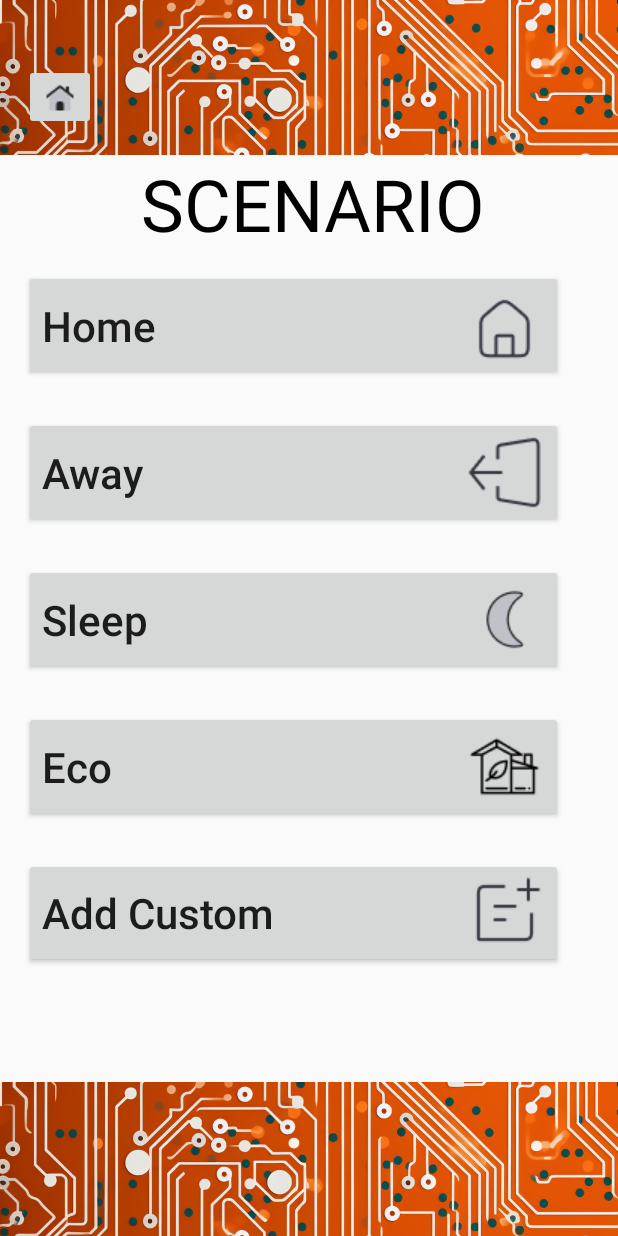
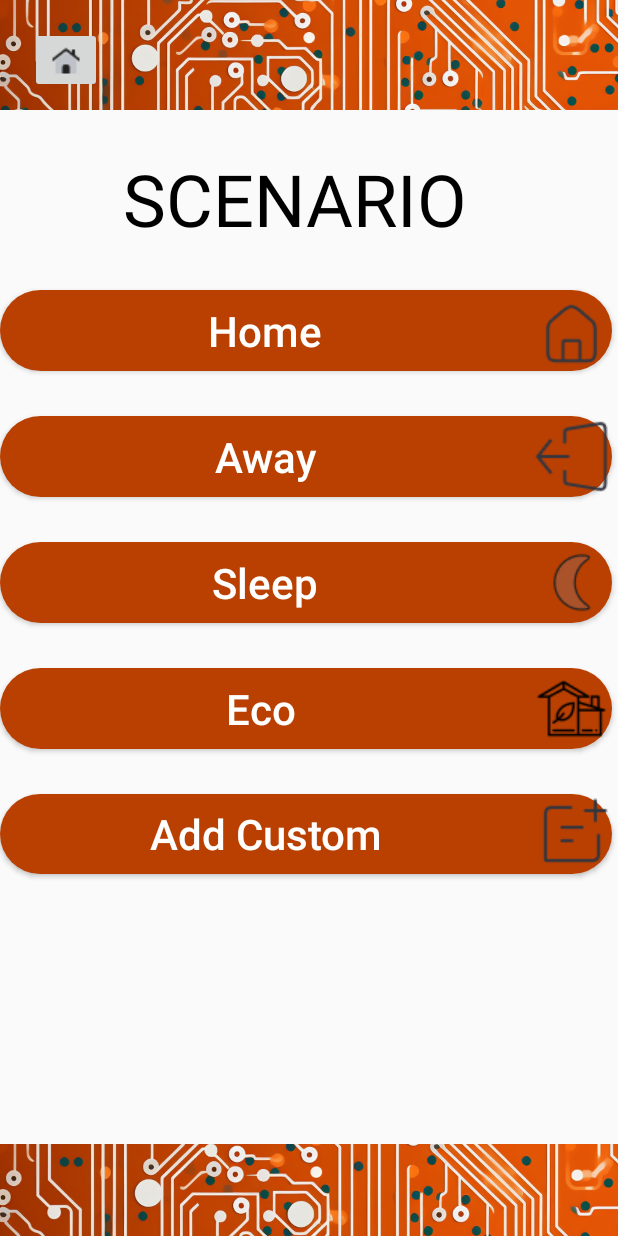
Before and after one commit to DavitSargsyan001/SmartHomie, an Android app: the Scenarios screen opened directly, with no data from a screen before it, on a phone screen of 412 x 824 dp. Run offline under Robolectric (Android 15) with nearby library versions, the light colour scheme and no system bars; our stand-ins replace Volley.

Commit message:
"added bunch of stuff"

```diff
--- a/app/src/main/java/com/example/smarthomie/AddRemoveActivity.java
+++ b/app/src/main/java/com/example/smarthomie/AddRemoveActivity.java
@@ -31,8 +31,8 @@ public class AddRemoveActivity extends AppCompatActivity{
         super.onCreate(savedInstanceState);
         setContentView(R.layout.add_remove_device);
 
-        ImageButton btn = (ImageButton)findViewById(R.id.ibHome2);
-        Button addButton = (Button)findViewById(R.id.addbutton);
+        ImageButton btn = findViewById(R.id.ibHome2);
+        Button addButton = findViewById(R.id.addbutton);
         //String[] listItems = getResources().getStringArray(R.array.Device_List);
 
         btn.setOnClickListener(new View.OnClickListener() {
--- a/app/src/main/java/com/example/smarthomie/DeviceAddingActivity.kt
+++ b/app/src/main/java/com/example/smarthomie/DeviceAddingActivity.kt
@@ -61,6 +61,7 @@ class DeviceAddingActivity: AppCompatActivity() {
             } else {
                 // Proceed with handling device addition into, local and remote databases
                 // Also save it into My devices page
+
             }
         }
 
--- a/app/src/main/java/com/example/smarthomie/DeviceDetails.kt
+++ b/app/src/main/java/com/example/smarthomie/DeviceDetails.kt
@@ -2,6 +2,10 @@ package com.example.smarthomie
 
 import androidx.room.Entity
 import androidx.room.PrimaryKey
+
+enum class DeviceType {
+    HUE_BRIDGE , THERMOSTAT, LIGHTBULB, SMART_PLUG
+}
 
 @Entity
 data class DeviceDetails(
--- a/app/src/main/java/com/example/smarthomie/DeviceDetailsDao.kt
+++ b/app/src/main/java/com/example/smarthomie/DeviceDetailsDao.kt
@@ -19,8 +19,9 @@ interface DeviceDetailsDao {
      fun getAllDevices(): LiveData<List<DeviceDetails>>
 
     @Query("SELECT * FROM DeviceDetails WHERE ownerUserID = :userId")
-     fun getDevicesForUser(userId: String): List<DeviceDetails>
+     fun getDevicesForUser(userId: String): LiveData<List<DeviceDetails>>
 
-
+    @Query("DELETE FROM DeviceDetails WHERE deviceId = :deviceId")
+     fun deleteDevice(deviceId: String)
 
 }
--- a/app/src/main/java/com/example/smarthomie/DeviceViewModelFactory.kt
+++ b/app/src/main/java/com/example/smarthomie/DeviceViewModelFactory.kt
@@ -5,11 +5,11 @@ import androidx.lifecycle.ViewModel
 import androidx.lifecycle.ViewModelProvider
 import com.example.smarthomie.DeviceDetailsDao
 
-class DeviceViewModelFactory(private val deviceDao: DeviceDetailsDao) : ViewModelProvider.Factory {
+class DeviceViewModelFactory(private val deviceDao: DeviceDetailsDao, private val userId: String) : ViewModelProvider.Factory {
     override fun <T : ViewModel> create(modelClass: Class<T>): T {
         if (modelClass.isAssignableFrom(DeviceViewModel::class.java)) {
             @Suppress("UNCHECKED_CAST")
-            return DeviceViewModel(deviceDao) as T
+            return DeviceViewModel(deviceDao, userId) as T
         }
         throw IllegalArgumentException("Unknown ViewModel class")
     }
--- a/app/src/main/java/com/example/smarthomie/HueBridgeAddingPageActivity.kt
+++ b/app/src/main/java/com/example/smarthomie/HueBridgeAddingPageActivity.kt
@@ -369,7 +369,7 @@ class HueBridgeAddingPageActivity : AppCompatActivity(){
             ownerUserID = OwnerUserID
         )
 
-        lifecycleScope.launch {
+        lifecycleScope.launch(Dispatchers.IO) {
             val db = DatabaseBuilder.getInstance(applicationContext)
             db.deviceDetailsDao().insert(deviceDetails)
         }
--- a/app/src/main/res/layout/add_remove_device.xml
+++ b/app/src/main/res/layout/add_remove_device.xml
@@ -65,11 +65,5 @@
         app:layout_constraintVertical_bias="0.721"
         app:srcCompat="@drawable/home_duotone" />
 
-    <androidx.recyclerview.widget.RecyclerView
-        android:layout_width="411dp"
-        android:layout_height="446dp"
-        tools:layout_editor_absoluteX="-3dp"
-        tools:layout_editor_absoluteY="61dp" />
-
 
 </androidx.constraintlayout.widget.ConstraintLayout>
--- /dev/null
+++ b/app/src/main/res/layout/device_discovery_page.xml
@@ -0,0 +1,6 @@
+<?xml version="1.0" encoding="utf-8"?>
+<androidx.constraintlayout.widget.ConstraintLayout xmlns:android="http://schemas.android.com/apk/res/android"
+    android:layout_width="match_parent"
+    android:layout_height="match_parent">
+
+</androidx.constraintlayout.widget.ConstraintLayout>
--- a/app/src/main/res/layout/scenarios_page.xml
+++ b/app/src/main/res/layout/scenarios_page.xml
@@ -7,33 +7,38 @@
 
     <ImageView
         android:id="@+id/imageView9"
-        android:layout_width="wrap_content"
-        android:layout_height="wrap_content"
-        android:layout_marginBottom="-78dp"
+        android:layout_width="443dp"
+        android:layout_height="61dp"
+        android:layout_marginTop="670dp"
+        android:scaleType="centerCrop"
         app:layout_constraintBottom_toBottomOf="parent"
         app:layout_constraintEnd_toEndOf="parent"
         app:layout_constraintHorizontal_bias="0.0"
         app:layout_constraintStart_toStartOf="parent"
+        app:layout_constraintTop_toTopOf="parent"
+        app:layout_constraintVertical_bias="1.0"
         app:srcCompat="@drawable/border" />
 
 
     <ImageView
         android:id="@+id/imageView10"
-        android:layout_width="wrap_content"
-        android:layout_height="wrap_content"
-        android:layout_marginTop="-78dp"
+        android:layout_width="433dp"
+        android:layout_height="73dp"
+        android:scaleType="centerCrop"
+        app:layout_constraintBottom_toBottomOf="parent"
         app:layout_constraintEnd_toEndOf="parent"
         app:layout_constraintHorizontal_bias="0.0"
         app:layout_constraintStart_toStartOf="parent"
         app:layout_constraintTop_toTopOf="parent"
+        app:layout_constraintVertical_bias="0.0"
         app:srcCompat="@drawable/border" />
 
     <TextView
         android:id="@+id/tvScenario"
         android:layout_width="match_parent"
         android:layout_height="wrap_content"
-        android:layout_marginLeft="16dp"
-        android:layout_marginBottom="12dp"
+        android:layout_marginTop="100dp"
+        android:layout_marginEnd="8dp"
         android:gravity="center_vertical|center_horizontal"
         android:text="SCENARIO "
         android:textColor="@color/black"
@@ -41,78 +46,80 @@
         android:visibility="visible"
 
 
-        app:layout_constraintBottom_toTopOf="@+id/btnHomeScenario"
-        app:layout_constraintLeft_toLeftOf="parent" />
+        app:layout_constraintEnd_toEndOf="parent"
+        app:layout_constraintTop_toTopOf="parent" />
 
     <Button
         android:id="@+id/btnHomeScenario"
-
-
-        android:layout_width="359dp"
+        android:layout_width="match_parent"
         android:layout_height="wrap_content"
-        android:layout_marginStart="16dp"
+        android:layout_marginTop="120dp"
+        android:layout_marginEnd="4dp"
+        android:background="@drawable/roundedbutton"
         android:drawableEnd="@drawable/home"
-
         android:text="Home"
-        android:textAlignment="textStart"
         android:textAllCaps="false"
+        android:textColor="@color/white"
         android:textSize="28sp"
         app:layout_constraintStart_toStartOf="parent"
         app:layout_constraintTop_toBottomOf="@+id/imageView10" />
 
     <Button
         android:id="@+id/btnAwayScenario"
-        android:layout_width="359dp"
+        android:layout_width="match_parent"
         android:layout_height="wrap_content"
-        android:layout_marginStart="16dp"
-        android:layout_marginTop="24dp"
-
+        android:layout_marginTop="30dp"
+        android:layout_marginEnd="4dp"
+        android:background="@drawable/roundedbutton"
         android:drawableRight="@drawable/exit"
         android:text="Away"
-        android:textAlignment="textStart"
         android:textAllCaps="false"
+        android:textColor="@color/white"
         android:textSize="28sp"
         app:layout_constraintStart_toStartOf="parent"
         app:layout_constraintTop_toBottomOf="@+id/btnHomeScenario" />
 
     <Button
         android:id="@+id/btnSleepScenario"
-        android:layout_width="359dp"
+        android:layout_width="match_parent"
         android:layout_height="wrap_content"
-        android:layout_marginStart="16dp"
-        android:layout_marginTop="24dp"
+        android:layout_marginTop="30dp"
+        android:layout_marginEnd="4dp"
+        android:background="@drawable/roundedbutton"
         android:drawableRight="@drawable/moon"
         android:text="Sleep"
-        android:textAlignment="textStart"
         android:textAllCaps="false"
+        android:textColor="@color/white"
         android:textSize="28sp"
         app:layout_constraintStart_toStartOf="parent"
         app:layout_constraintTop_toBottomOf="@+id/btnAwayScenario" />
 
     <Button
         android:id="@+id/btnEcoScenario"
-        android:layout_width="359dp"
+        android:layout_width="match_parent"
         android:layout_height="wrap_content"
-        android:layout_marginStart="16dp"
-        android:layout_marginTop="24dp"
+        android:layout_marginTop="30dp"
+        android:layout_marginEnd="4dp"
+        android:background="@drawable/roundedbutton"
         android:drawableRight="@drawable/_19_leaf_1"
         android:text="Eco "
-        android:textAlignment="textStart"
         android:textAllCaps="false"
+        android:textColor="@color/white"
         android:textSize="28sp"
         app:layout_constraintStart_toStartOf="parent"
         app:layout_constraintTop_toBottomOf="@+id/btnSleepScenario" />
 
     <Button
         android:id="@+id/btnCustomScenario"
-        android:layout_width="359dp"
+        android:layout_width="match_parent"
         android:layout_height="wrap_content"
-        android:layout_marginStart="16dp"
-        android:layout_marginTop="24dp"
+        android:layout_marginTop="30dp"
+        android:layout_marginEnd="4dp"
+        android:background="@drawable/roundedbutton"
         android:drawableRight="@drawable/add_custonm_"
         android:text="Add Custom"
-        android:textAlignment="textStart"
         android:textAllCaps="false"
+        android:textColor="@color/white"
         android:textSize="28sp"
         app:layout_constraintStart_toStartOf="parent"
         app:layout_constraintTop_toBottomOf="@+id/btnEcoScenario" />
@@ -121,11 +128,11 @@
         android:id="@+id/ibHome"
         android:layout_width="wrap_content"
         android:layout_height="wrap_content"
-        android:layout_marginStart="16dp"
+        android:layout_marginStart="20dp"
         app:layout_constraintBottom_toTopOf="@+id/tvScenario"
         app:layout_constraintStart_toStartOf="parent"
         app:layout_constraintTop_toTopOf="parent"
-        app:layout_constraintVertical_bias="0.721"
+        app:layout_constraintVertical_bias="0.32"
         app:srcCompat="@drawable/home_duotone" />
 
 </androidx.constraintlayout.widget.ConstraintLayout>
--- a/build.gradle.kts
+++ b/build.gradle.kts
@@ -5,7 +5,7 @@ buildscript {
 }
 // Top-level build file where you can add configuration options common to all sub-projects/modules.
 plugins {
-    id("com.android.application") version "8.1.1" apply false
+    id("com.android.application") version "8.2.2" apply false
     id("org.jetbrains.kotlin.android") version "1.9.0" apply false
     id("com.google.gms.google-services") version "4.4.0" apply false
 }
```
Also changed, not shown: app/src/main/java/com/example/smarthomie/DeviceAdapter.kt (+6 -5 lines), app/src/main/java/com/example/smarthomie/DeviceDiscoveryActivity.kt (added, +7 -0 lines), app/src/main/java/com/example/smarthomie/DeviceViewModel.kt (+13 -1 lines), app/src/main/java/com/example/smarthomie/MyDevicesActivity.kt (+13 -1 lines), app/src/main/res/layout/add_page.xml (deleted, +0 -35 lines), app/src/main/res/layout/my_devices.xml (+16 -11 lines), gradle/wrapper/gradle-wrapper.properties.
